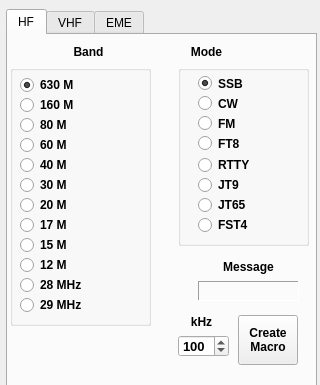
Before: the Qt Designer form widgets/QSYMessageCreator.ui in uaro-radio/wsjtx, drawn with Qt 5.
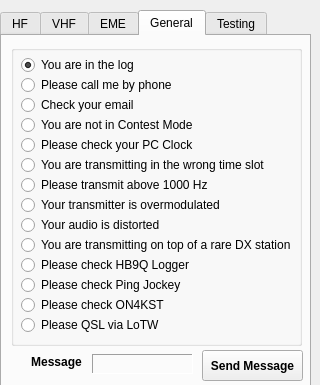
After: the same form once the commit is applied.

Commit message: Update to 241028-009: Further development towards a "WSJT-X Message System".

What changed in the file:
```diff
--- a/widgets/QSYMessageCreator.ui
+++ b/widgets/QSYMessageCreator.ui
@@ -34,14 +34,14 @@
   <widget class="QTabWidget" name="tabWidget">
    <property name="geometry">
     <rect>
-     <x>6</x>
-     <y>9</y>
+     <x>0</x>
+     <y>10</y>
      <width>311</width>
      <height>381</height>
     </rect>
    </property>
    <property name="currentIndex">
-    <number>0</number>
+    <number>3</number>
    </property>
    <widget class="QWidget" name="tab_HF">
     <property name="sizePolicy">
@@ -74,7 +74,7 @@
        <x>2</x>
        <y>30</y>
        <width>141</width>
-       <height>261</height>
+       <height>271</height>
       </rect>
      </property>
      <property name="title">
@@ -421,7 +421,7 @@
       <property name="geometry">
        <rect>
         <x>20</x>
-        <y>70</y>
+        <y>110</y>
         <width>81</width>
         <height>17</height>
        </rect>
@@ -456,35 +456,14 @@
        <string/>
       </property>
       <property name="text">
-       <string>RTTY</string>
-      </property>
-     </widget>
-     <widget class="QRadioButton" name="radioButJT9">
-      <property name="geometry">
-       <rect>
-        <x>20</x>
-        <y>110</y>
-        <width>101</width>
-        <height>20</height>
-       </rect>
-      </property>
-      <property name="font">
-       <font>
-        <bold>true</bold>
-       </font>
-      </property>
-      <property name="accessibleName">
-       <string/>
-      </property>
-      <property name="text">
-       <string>JT9</string>
+       <string>FT4</string>
       </property>
      </widget>
      <widget class="QRadioButton" name="radioButJT65">
       <property name="geometry">
        <rect>
         <x>20</x>
-        <y>130</y>
+        <y>150</y>
         <width>101</width>
         <height>20</height>
        </rect>
@@ -501,11 +480,32 @@
        <string>JT65</string>
       </property>
      </widget>
+     <widget class="QRadioButton" name="radioButJT9">
+      <property name="geometry">
+       <rect>
+        <x>20</x>
+        <y>130</y>
+        <width>101</width>
+        <height>20</height>
+       </rect>
+      </property>
+      <property name="font">
+       <font>
+        <bold>true</bold>
+       </font>
+      </property>
+      <property name="accessibleName">
+       <string/>
+      </property>
+      <property name="text">
+       <string>JT9</string>
+      </property>
+     </widget>
      <widget class="QRadioButton" name="radioButFST4">
       <property name="geometry">
        <rect>
         <x>20</x>
-        <y>150</y>
+        <y>70</y>
         <width>101</width>
         <height>20</height>
        </rect>
@@ -581,8 +581,8 @@
       </font>
      </property>
      <property name="text">
-      <string>Create 
-Macro</string>
+      <string>Send
+Message</string>
      </property>
     </widget>
     <widget class="QLabel" name="label_62">
@@ -609,7 +609,7 @@
     <widget class="QLabel" name="label_72">
      <property name="geometry">
       <rect>
-       <x>175</x>
+       <x>210</x>
        <y>10</y>
        <width>47</width>
        <height>13</height>
@@ -1912,6 +1912,306 @@
      </property>
     </widget>
    </widget>
+   <widget class="QWidget" name="tab_MSG">
+    <attribute name="title">
+     <string>General</string>
+    </attribute>
+    <widget class="QPushButton" name="genButton">
+     <property name="geometry">
+      <rect>
+       <x>200</x>
+       <y>314</y>
+       <width>101</width>
+       <height>31</height>
+      </rect>
+     </property>
+     <property name="font">
+      <font>
+       <bold>true</bold>
+      </font>
+     </property>
+     <property name="text">
+      <string>Send Message</string>
+     </property>
+    </widget>
+    <widget class="QGroupBox" name="groupBox_5">
+     <property name="geometry">
+      <rect>
+       <x>9</x>
+       <y>9</y>
+       <width>291</width>
+       <height>301</height>
+      </rect>
+     </property>
+     <property name="title">
+      <string/>
+     </property>
+     <widget class="QRadioButton" name="message1">
+      <property name="geometry">
+       <rect>
+        <x>10</x>
+        <y>10</y>
+        <width>251</width>
+        <height>20</height>
+       </rect>
+      </property>
+      <property name="text">
+       <string>You are in the log</string>
+      </property>
+      <property name="checked">
+       <bool>true</bool>
+      </property>
+     </widget>
+     <widget class="QRadioButton" name="message2">
+      <property name="geometry">
+       <rect>
+        <x>10</x>
+        <y>30</y>
+        <width>251</width>
+        <height>20</height>
+       </rect>
+      </property>
+      <property name="text">
+       <string>Please call me by phone</string>
+      </property>
+     </widget>
+     <widget class="QRadioButton" name="message3">
+      <property name="geometry">
+       <rect>
+        <x>10</x>
+        <y>50</y>
+        <width>251</width>
+        <height>20</height>
+       </rect>
+      </property>
+      <property name="text">
+       <string>Check your email</string>
+      </property>
+     </widget>
+     <widget class="QRadioButton" name="message4">
+      <property name="geometry">
+       <rect>
+        <x>10</x>
+        <y>70</y>
+        <width>251</width>
+        <height>20</height>
+       </rect>
+      </property>
+      <property name="text">
+       <string>You are not in Contest Mode</string>
+      </property>
+     </widget>
+     <widget class="QRadioButton" name="message5">
+      <property name="geometry">
+       <rect>
+        <x>10</x>
+        <y>90</y>
+        <width>251</width>
+        <height>20</height>
+       </rect>
+      </property>
+      <property name="text">
+       <string>Please check your PC Clock</string>
+      </property>
+     </widget>
+     <widget class="QRadioButton" name="message6">
+      <property name="geometry">
+       <rect>
+        <x>10</x>
+        <y>110</y>
+        <width>251</width>
+        <height>20</height>
+       </rect>
+      </property>
+      <property name="text">
+       <string>You are transmitting in the wrong time slot</string>
+      </property>
+     </widget>
+     <widget class="QRadioButton" name="message7">
+      <property name="geometry">
+       <rect>
+        <x>10</x>
+        <y>130</y>
+        <width>251</width>
+        <height>20</height>
+       </rect>
+      </property>
+      <property name="text">
+       <string>Please transmit above 1000 Hz</string>
+      </property>
+     </widget>
+     <widget class="QRadioButton" name="message8">
+      <property name="geometry">
+       <rect>
+        <x>10</x>
+        <y>150</y>
+        <width>251</width>
+        <height>20</height>
+       </rect>
+      </property>
+      <property name="text">
+       <string>Your transmitter is overmodulated</string>
+      </property>
+     </widget>
+     <widget class="QRadioButton" name="message9">
+      <property name="geometry">
+       <rect>
+        <x>10</x>
+        <y>170</y>
+        <width>251</width>
+        <height>20</height>
+       </rect>
+      </property>
+      <property name="text">
+       <string>Your audio is distorted</string>
+      </property>
+     </widget>
+     <widget class="QRadioButton" name="message10">
+      <property name="geometry">
+       <rect>
+        <x>10</x>
+        <y>190</y>
+        <width>271</width>
+        <height>20</height>
+       </rect>
+      </property>
+      <property name="text">
+       <string>You are transmitting on top of a rare DX station</string>
+      </property>
+     </widget>
+     <widget class="QRadioButton" name="message11">
+      <property name="geometry">
+       <rect>
+        <x>10</x>
+        <y>210</y>
+        <width>251</width>
+        <height>20</height>
+       </rect>
+      </property>
+      <property name="text">
+       <string>Please check HB9Q Logger</string>
+      </property>
+     </widget>
+     <widget class="QRadioButton" name="message12">
+      <property name="geometry">
+       <rect>
+        <x>10</x>
+        <y>230</y>
+        <width>251</width>
+        <height>20</height>
+       </rect>
+      </property>
+      <property name="text">
+       <string>Please check Ping Jockey</string>
+      </property>
+     </widget>
+     <widget class="QRadioButton" name="message13">
+      <property name="geometry">
+       <rect>
+        <x>10</x>
+        <y>250</y>
+        <width>251</width>
+        <height>20</height>
+       </rect>
+      </property>
+      <property name="text">
+       <string>Please check ON4KST</string>
+      </property>
+     </widget>
+     <widget class="QRadioButton" name="message14">
+      <property name="geometry">
+       <rect>
+        <x>10</x>
+        <y>270</y>
+        <width>251</width>
+        <height>20</height>
+       </rect>
+      </property>
+      <property name="text">
+       <string>Please QSL via LoTW</string>
+      </property>
+     </widget>
+    </widget>
+    <widget class="QLabel" name="messageLabel4">
+     <property name="geometry">
+      <rect>
+       <x>90</x>
+       <y>318</y>
+       <width>101</width>
+       <height>20</height>
+      </rect>
+     </property>
+     <property name="font">
+      <font>
+       <bold>true</bold>
+      </font>
+     </property>
+     <property name="autoFillBackground">
+      <bool>false</bool>
+     </property>
+     <property name="frameShape">
+      <enum>QFrame::Panel</enum>
+     </property>
+     <property name="frameShadow">
+      <enum>QFrame::Sunken</enum>
+     </property>
+     <property name="text">
+      <string/>
+     </property>
+     <property name="alignment">
+      <set>Qt::AlignCenter</set>
+     </property>
+    </widget>
+    <widget class="QLabel" name="label33_2">
+     <property name="geometry">
+      <rect>
+       <x>24</x>
+       <y>318</y>
+       <width>61</width>
+       <height>16</height>
+      </rect>
+     </property>
+     <property name="font">
+      <font>
+       <bold>true</bold>
+      </font>
+     </property>
+     <property name="text">
+      <string>Message</string>
+     </property>
+     <property name="alignment">
+      <set>Qt::AlignCenter</set>
+     </property>
+    </widget>
+   </widget>
+   <widget class="QWidget" name="tab_MSG2">
+    <attribute name="title">
+     <string>Testing</string>
+    </attribute>
+    <widget class="QPushButton" name="displayButton">
+     <property name="geometry">
+      <rect>
+       <x>254</x>
+       <y>310</y>
+       <width>41</width>
+       <height>24</height>
+      </rect>
+     </property>
+     <property name="text">
+      <string>PushButton</string>
+     </property>
+    </widget>
+    <widget class="QTextEdit" name="textEdit">
+     <property name="geometry">
+      <rect>
+       <x>0</x>
+       <y>0</y>
+       <width>251</width>
+       <height>351</height>
+      </rect>
+     </property>
+    </widget>
+   </widget>
   </widget>
  </widget>
  <resources/>
```
Left out of the diff: 39 changed lines with no effect on the pictures. The commit also changes 11 other files.
